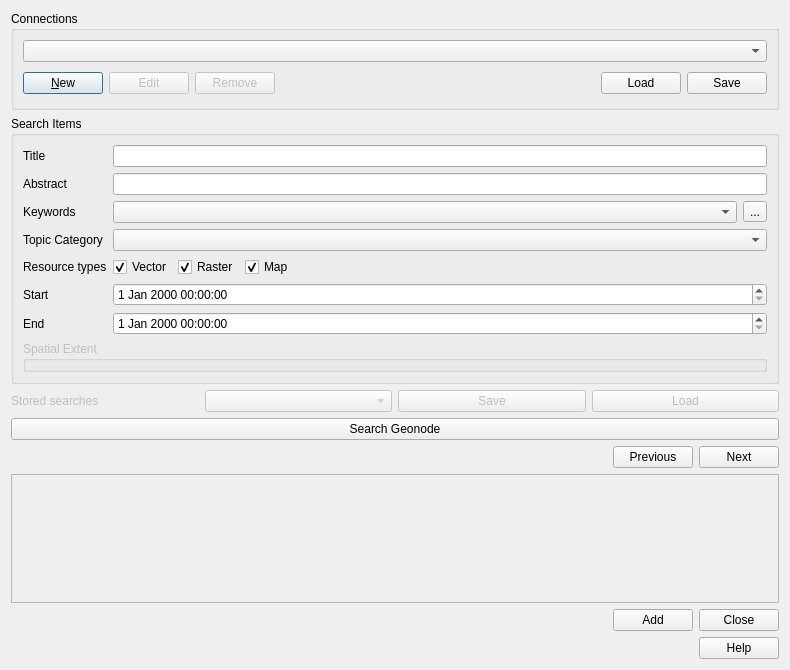
The window that src/qgis_geonode/ui/geonode_datasource_widget.ui (GeoNode/QGISGeoNodePlugin) describes before a commit, drawn with Qt 5.
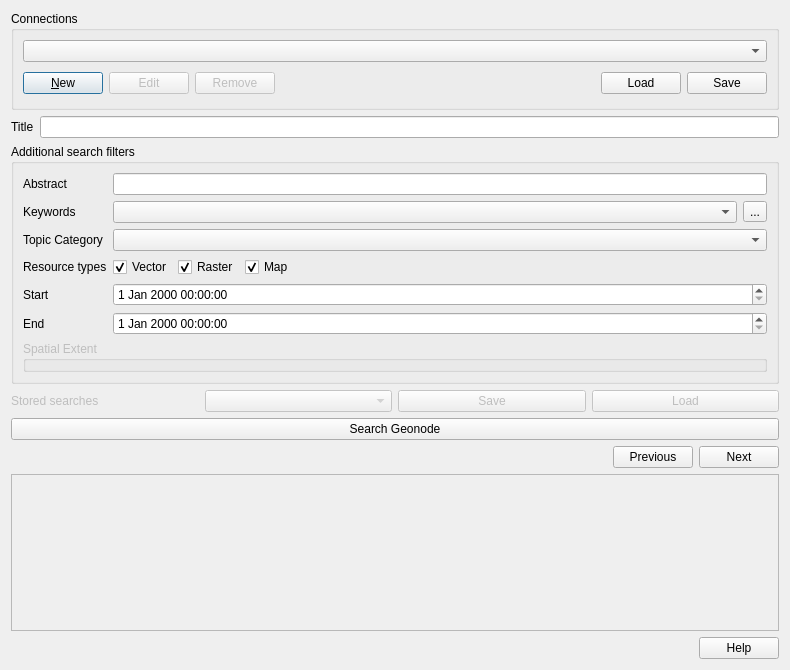
The same window after the commit. Custom widgets are drawn as their Qt base class.

Commit message:
Move Title search filter outside of the collapsible group box. (#135)
Also removed the unused Add/Close buttons on the main search UI

fixes #103
fixes #133

What changed in the file:
```diff
--- a/src/qgis_geonode/ui/geonode_datasource_widget.ui
+++ b/src/qgis_geonode/ui/geonode_datasource_widget.ui
@@ -102,13 +102,40 @@
      </layout>
     </widget>
    </item>
+   <item>
+    <layout class="QHBoxLayout" name="horizontalLayout_4">
+     <item>
+      <widget class="QLabel" name="label">
+       <property name="enabled">
+        <bool>true</bool>
+       </property>
+       <property name="text">
+        <string>Title</string>
+       </property>
+      </widget>
+     </item>
+     <item>
+      <widget class="QLineEdit" name="title_le">
+       <property name="enabled">
+        <bool>true</bool>
+       </property>
+       <property name="toolTip">
+        <string>Display WFS FeatureTypes containing this word in the title, name or abstract</string>
+       </property>
+       <property name="whatsThis">
+        <string>Display WFS FeatureTypes containing this word in the title, name or abstract</string>
+       </property>
+      </widget>
+     </item>
+    </layout>
+   </item>
    <item>
     <widget class="QgsCollapsibleGroupBox" name="search_group_box">
      <property name="enabled">
       <bool>true</bool>
      </property>
      <property name="title">
-      <string>Search Items</string>
+      <string>Additional search filters</string>
      </property>
      <property name="checkable">
       <bool>false</bool>
@@ -120,29 +147,6 @@
       <bool>false</bool>
      </property>
      <layout class="QFormLayout" name="formLayout">
-      <item row="0" column="0">
-       <widget class="QLabel" name="label">
-        <property name="enabled">
-         <bool>true</bool>
-        </property>
-        <property name="text">
-         <string>Title</string>
-        </property>
-       </widget>
-      </item>
-      <item row="0" column="1">
-       <widget class="QLineEdit" name="title_le">
-        <property name="enabled">
-         <bool>true</bool>
-        </property>
-        <property name="toolTip">
-         <string>Display WFS FeatureTypes containing this word in the title, name or abstract</string>
-        </property>
-        <property name="whatsThis">
-         <string>Display WFS FeatureTypes containing this word in the title, name or abstract</string>
-        </property>
-       </widget>
-      </item>
       <item row="1" column="0">
        <widget class="QLabel" name="label_8">
         <property name="enabled">
@@ -454,49 +458,12 @@
         <x>0</x>
         <y>0</y>
         <width>770</width>
-        <height>70</height>
+        <height>95</height>
        </rect>
       </property>
      </widget>
     </widget>
    </item>
-   <item>
-    <layout class="QHBoxLayout" name="horizontalLayout_13">
-     <item>
-      <spacer name="horizontalSpacer_3">
-       <property name="orientation">
-        <enum>Qt::Horizontal</enum>
-       </property>
-       <property name="sizeHint" stdset="0">
-        <size>
-         <width>40</width>
-         <height>20</height>
-        </size>
-       </property>
-      </spacer>
-     </item>
-     <item>
-      <widget class="QPushButton" name="btnLoad_5">
-       <property name="toolTip">
-        <string>Load connections from file</string>
-       </property>
-       <property name="text">
-        <string>Add</string>
-       </property>
-      </widget>
-     </item>
-     <item>
-      <widget class="QPushButton" name="btnSave_4">
-       <property name="toolTip">
-        <string>Save connections to file</string>
-       </property>
-       <property name="text">
-        <string>Close</string>
-       </property>
-      </widget>
-     </item>
-    </layout>
-   </item>
    <item>
     <widget class="QDialogButtonBox" name="buttonBox">
      <property name="orientation">
```
Left out of the diff: 2 changed lines with no effect on the pictures.
